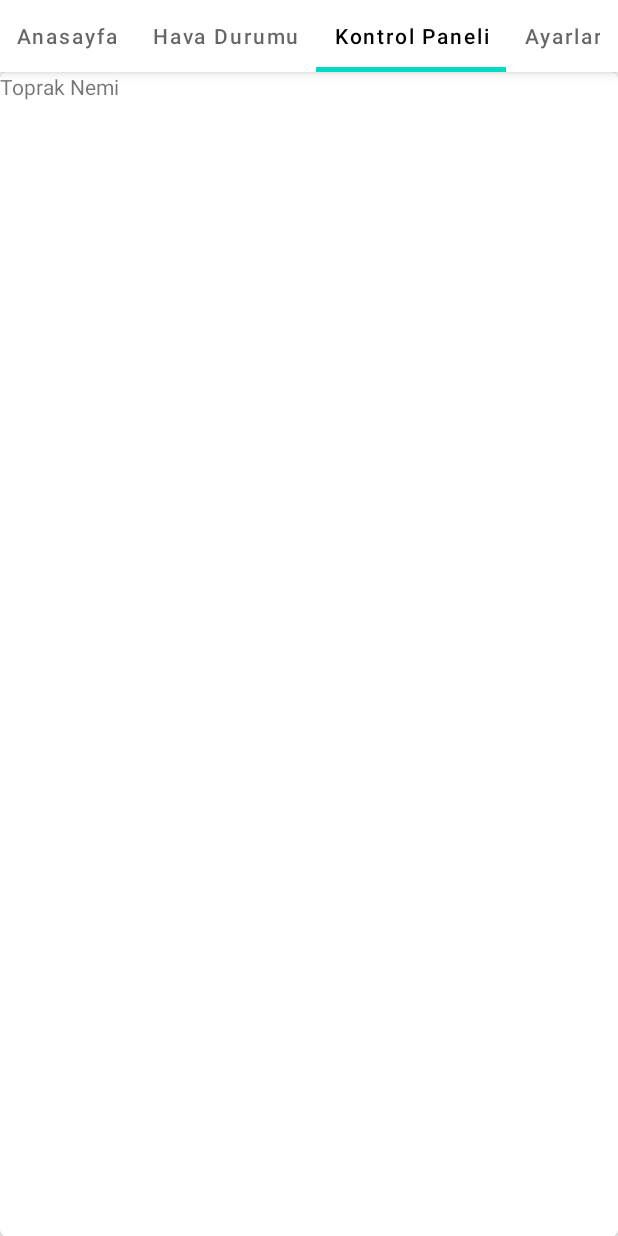
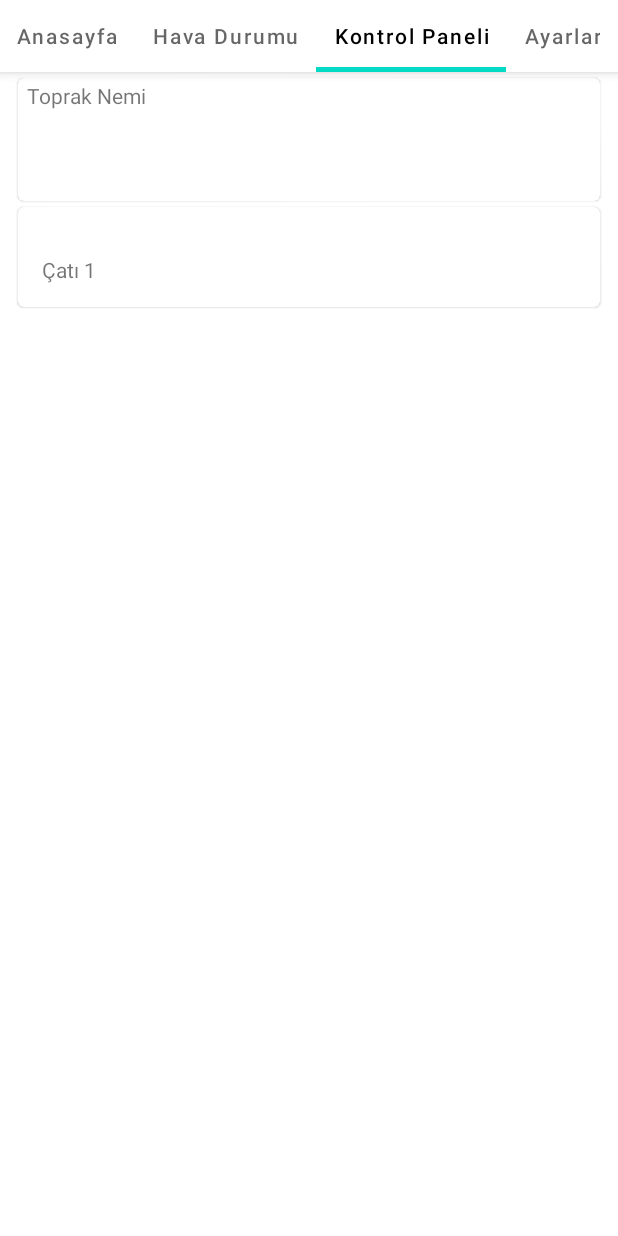
Before and after one commit to slngl/sera_otomasyonu_comuagro, an Android app: the DashboardBaseFragment screen opened through its navigation route, tab 3 chosen, on a phone screen of 412 x 824 dp. Run offline under Robolectric (Android 15) with nearby library versions, the phone set to English and light mode, and no system bars; our stand-ins replace Dagger/Hilt's generated code, data binding; pictures from the network do not load; 1 statement that could not run was skipped.

Commit message:
item_control_panel_read_data.xml ui design

```diff
--- a/app/src/main/java/com/agrocomu/seraotomasyonu/ui/adapter/ControlPanelAdapter.kt
+++ b/app/src/main/java/com/agrocomu/seraotomasyonu/ui/adapter/ControlPanelAdapter.kt
@@ -74,9 +74,10 @@ class ContolPanelReadDataViewHolder(val binding: ItemControlPanelReadDataBinding
     }
 }
 
-class ControlPanelSendDataViewHolder(binding: ItemControlPanelSendDataBinding) :
+class ControlPanelSendDataViewHolder(val binding: ItemControlPanelSendDataBinding) :
     RecyclerView.ViewHolder(binding.root) {
     fun bindTo(item: ControlPanelAdapterItem?) {
+        binding.tvTitle.text = item?.title
 
     }
 }
--- a/app/src/main/java/com/agrocomu/seraotomasyonu/ui/viewModel/MainBaseViewModel.kt
+++ b/app/src/main/java/com/agrocomu/seraotomasyonu/ui/viewModel/MainBaseViewModel.kt
@@ -46,7 +46,7 @@ class MainBaseViewModel @Inject constructor() : ViewModel() {
 
         //soil humiduty
         BluetoothControl.btWrite("a")
-        val msg1 = BluetoothControl.btRead()
+//        val msg1 = BluetoothControl.btRead()
 
         returnData.add(
             ControlPanelAdapterItem(
@@ -54,7 +54,7 @@ class MainBaseViewModel @Inject constructor() : ViewModel() {
                 "Serada toprağın nem oranını gözterir, su ihtiyacı hakkında fikir verir.",
                 null,
                 null,
-                msg1,
+                "msg1",
                 2.1,
                 ControlPanelAdapterItemType.READ_DATA
             )
--- a/app/src/main/res/layout/item_control_panel_read_data.xml
+++ b/app/src/main/res/layout/item_control_panel_read_data.xml
@@ -1,14 +1,54 @@
 <?xml version="1.0" encoding="utf-8"?>
-<layout
-    xmlns:android="http://schemas.android.com/apk/res/android">
+<layout xmlns:android="http://schemas.android.com/apk/res/android"
+    xmlns:app="http://schemas.android.com/apk/res-auto"
+    xmlns:tools="http://schemas.android.com/tools">
 <com.google.android.material.card.MaterialCardView
     android:layout_width="match_parent"
-    android:layout_height="match_parent">
+    android:layout_height="wrap_content"
+    android:layout_marginStart="12dp"
+    android:layout_marginTop="4dp"
+    android:layout_marginEnd="12dp">
 
-    <com.google.android.material.textview.MaterialTextView
-        android:layout_width="wrap_content"
-        android:layout_height="wrap_content"
-        android:id="@+id/tvTitle" />
+    <androidx.constraintlayout.widget.ConstraintLayout
+        android:layout_width="match_parent"
+        android:layout_height="82dp"
+        android:nestedScrollingEnabled="true"
+        android:paddingStart="6dp"
+        android:paddingTop="2dp"
+        android:paddingEnd="6dp">
 
+
+        <com.google.android.material.textview.MaterialTextView
+            android:id="@+id/tvTitle"
+            android:layout_width="0dp"
+            android:layout_height="wrap_content"
+            android:ellipsize="end"
+            android:maxLines="1"
+            app:layout_constraintStart_toStartOf="parent"
+            app:layout_constraintTop_toTopOf="parent"
+            tools:text="Toprak Nemi" />
+
+        <com.google.android.material.textview.MaterialTextView
+            android:id="@+id/tvDesc"
+            android:layout_width="0dp"
+            android:layout_height="wrap_content"
+            android:layout_marginTop="8dp"
+            android:ellipsize="end"
+            android:nestedScrollingEnabled="true"
+            android:singleLine="false"
+            android:textSize="8sp"
+            app:layout_constraintStart_toStartOf="@+id/tvTitle"
+            app:layout_constraintTop_toBottomOf="@+id/tvTitle"
+            tools:text="Team ljhbgvfcdx lkjohıugyftd ğkojıhugyft Team ljhbgvfcdx lkjohıugyftd ğkojıhugyft Team ljhbgvfcdx lkjohıugyftd ğkojıhugyft " />
+
+        <com.google.android.material.textview.MaterialTextView
+            android:id="@+id/tvAmount"
+            android:layout_width="52dp"
+            android:layout_height="21dp"
+            android:layout_marginTop="8dp"
+            tools:text="41.024"
+            app:layout_constraintStart_toStartOf="@+id/tvDesc"
+            app:layout_constraintTop_toBottomOf="@+id/tvDesc" />
+    </androidx.constraintlayout.widget.ConstraintLayout>
 </com.google.android.material.card.MaterialCardView>
 </layout>
--- a/app/src/main/res/layout/item_control_panel_send_data.xml
+++ b/app/src/main/res/layout/item_control_panel_send_data.xml
@@ -1,9 +1,45 @@
 <?xml version="1.0" encoding="utf-8"?>
-<layout
-    xmlns:android="http://schemas.android.com/apk/res/android">
-    <com.google.android.material.card.MaterialCardView
+<layout xmlns:android="http://schemas.android.com/apk/res/android"
+    xmlns:app="http://schemas.android.com/apk/res-auto"
+    xmlns:tools="http://schemas.android.com/tools">
+<com.google.android.material.card.MaterialCardView
+    android:layout_width="match_parent"
+    android:layout_height="wrap_content"
+    android:layout_marginStart="12dp"
+    android:layout_marginTop="4dp"
+    app:cornerRadius="8dp"
+    android:layout_marginEnd="12dp">
+
+    <androidx.constraintlayout.widget.ConstraintLayout
         android:layout_width="match_parent"
-        android:layout_height="match_parent">
+        android:layout_height="wrap_content"
+        android:paddingStart="16dp"
+        android:paddingTop="32dp"
+        android:paddingEnd="16dp">
 
-    </com.google.android.material.card.MaterialCardView>
+
+        <com.google.android.material.textview.MaterialTextView
+            android:id="@+id/tvTitle"
+            android:layout_width="0dp"
+            android:layout_height="wrap_content"
+            android:ellipsize="end"
+            android:maxLines="1"
+            app:layout_constraintEnd_toEndOf="parent"
+            app:layout_constraintStart_toStartOf="parent"
+            app:layout_constraintTop_toTopOf="parent"
+            tools:text="Team First" />
+
+
+        <View
+            android:id="@+id/viewLine"
+            android:layout_width="match_parent"
+            android:layout_height="1dp"
+            android:layout_marginTop="14dp"
+            app:layout_constraintBottom_toBottomOf="parent"
+            app:layout_constraintEnd_toEndOf="parent"
+            app:layout_constraintStart_toStartOf="parent"
+            app:layout_constraintTop_toBottomOf="@id/tvTitle" />
+
+    </androidx.constraintlayout.widget.ConstraintLayout>
+</com.google.android.material.card.MaterialCardView>
 </layout>
```
